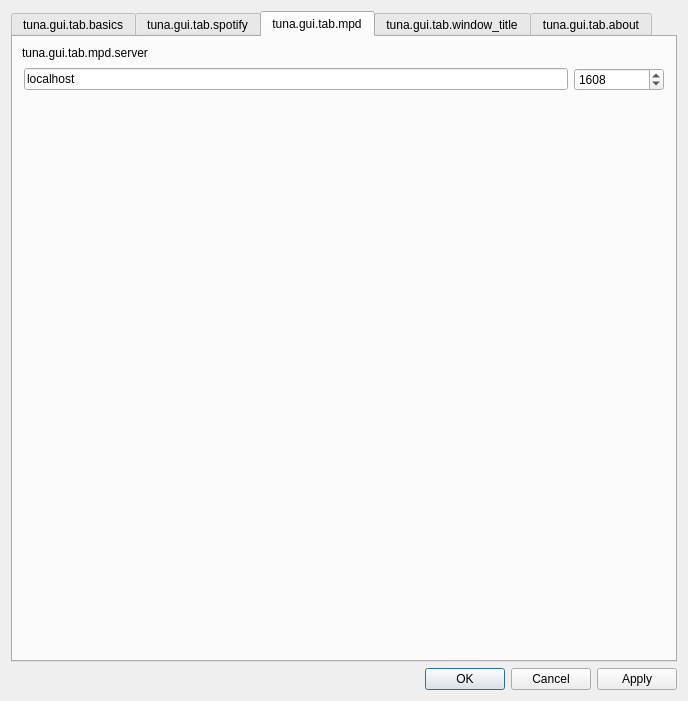
First picture: the form in src/gui/tuna_gui.ui, repository univrsal/tuna, before the edit.
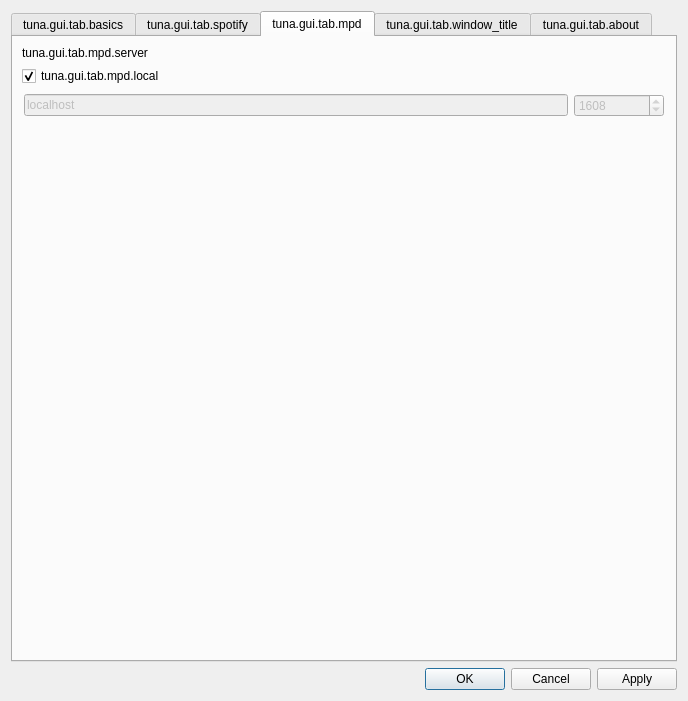
Second picture: the form after the edit. The open tabs and pages were chosen to show the change. Icons and pictures are not drawn.

What changed in the file:
```diff
--- a/src/gui/tuna_gui.ui
+++ b/src/gui/tuna_gui.ui
@@ -996,6 +996,16 @@
          </property>
         </widget>
        </item>
+       <item>
+        <widget class="QCheckBox" name="cb_local">
+         <property name="text">
+          <string>tuna.gui.tab.mpd.local</string>
+         </property>
+         <property name="checked">
+          <bool>true</bool>
+         </property>
+        </widget>
+       </item>
        <item>
         <widget class="QFrame" name="frame_14">
          <property name="frameShape">
@@ -1019,6 +1029,9 @@
           </property>
           <item>
            <widget class="QLineEdit" name="txt_ip">
+            <property name="enabled">
+             <bool>false</bool>
+            </property>
             <property name="text">
              <string>localhost</string>
             </property>
@@ -1026,6 +1039,9 @@
           </item>
           <item>
            <widget class="QSpinBox" name="sb_port">
+            <property name="enabled">
+             <bool>false</bool>
+            </property>
             <property name="minimumSize">
              <size>
               <width>90</width>
```
Left out of the diff: 20 changed lines with no effect on the pictures.
